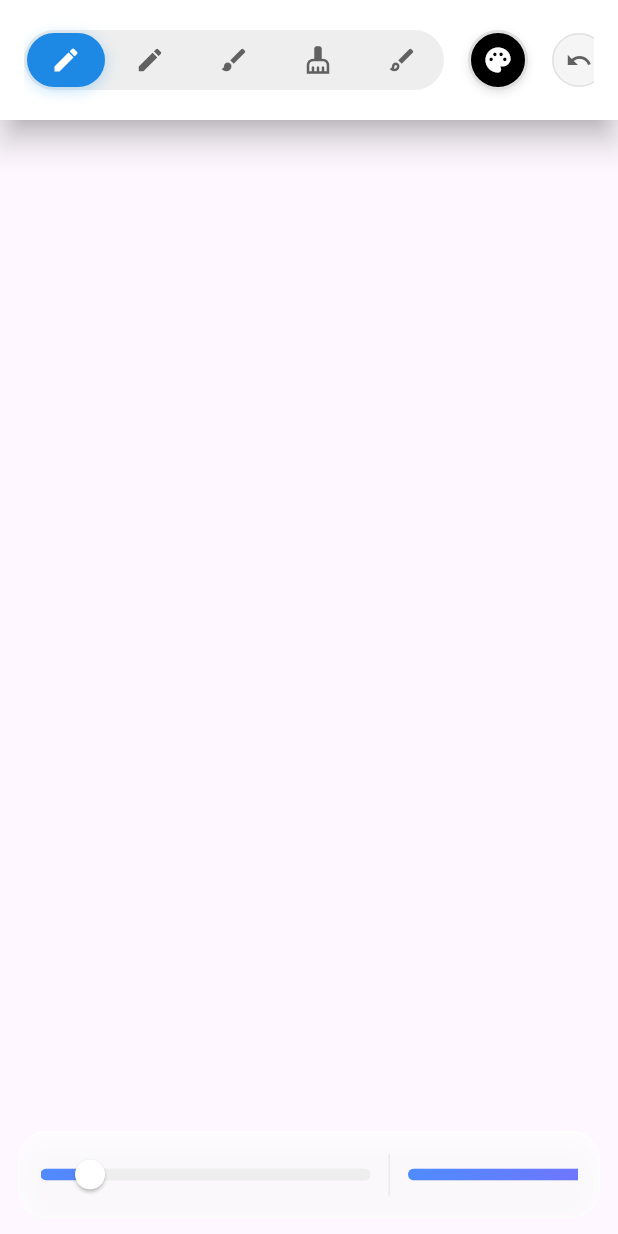
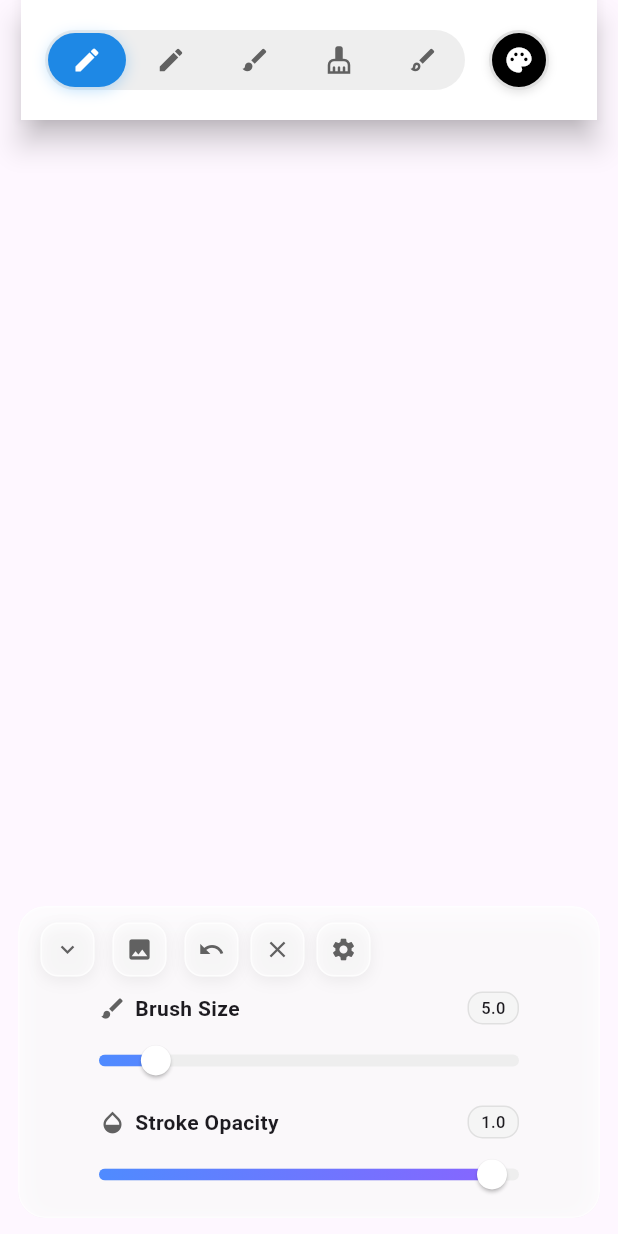
Before and after one commit to kazerdira/sketcher, a Flutter app: the screen it shows after launch, on a phone screen of 412 x 824 dp. Run offline on Flutter 3.47's test engine with Material 3 defaults, Android fonts, the phone set to English and light mode, and no system bars; our stand-ins replace flutter_colorpicker, get, image_picker.

Commit message:
UI: Move action buttons to bottom bar; vertical sliders; fix tests (unique keys)

```diff
--- a/lib/widgets/drawing_canvas.dart
+++ b/lib/widgets/drawing_canvas.dart
@@ -6,6 +6,7 @@ import 'package:flutter/rendering.dart';
 import 'package:get/get.dart';
 import 'package:image_picker/image_picker.dart';
 import 'package:flutter_colorpicker/flutter_colorpicker.dart';
+// Syncfusion imports removed after reverting to Material Slider for tests
 import '../controllers/sketch_controller.dart';
 import '../painters/sketch_painter.dart';
 import '../models/drawing_tool.dart';
@@ -29,6 +30,7 @@ class _DrawingCanvasState extends State<DrawingCanvas> {
   Offset? _downPos;
   bool _pendingTap = false;
   static const double _touchSlop = 8.0;
+  bool _controlsExpanded = true;
 
   @override
   Widget build(BuildContext context) {
@@ -237,9 +239,6 @@ class _DrawingCanvasState extends State<DrawingCanvas> {
                       const SizedBox(width: 16),
                       // Color Picker Icon (Professional color palette access)
                       _buildColorPickerButton(controller),
-                      const SizedBox(width: 16),
-                      // Action Buttons
-                      _buildCompactActionButtons(controller),
                       const SizedBox(width: 16), // Extra space at the end
                     ],
                   ),
@@ -366,37 +365,7 @@ class _DrawingCanvasState extends State<DrawingCanvas> {
     );
   }
 
-  // Compact action buttons
-  Widget _buildCompactActionButtons(SketchController controller) {
-    return Row(
-      mainAxisSize: MainAxisSize.min, // Use minimum space needed
-      children: [
-        _buildModernActionButton(
-          Icons.undo,
-          'Undo',
-          true,
-          controller.undo,
-          key: const Key('undo-button'),
-        ),
-        const SizedBox(width: 6), // Reduced spacing
-        _buildModernActionButton(
-          Icons.clear,
-          'Clear',
-          true,
-          controller.clear,
-          key: const Key('clear-button'),
-        ),
-        const SizedBox(width: 6), // Reduced spacing
-        _buildModernActionButton(
-          Icons.settings,
-          'Settings',
-          true,
-          () => _showAdvancedSettings(),
-          key: const Key('settings-button'),
-        ),
-      ],
-    );
-  }
+  // Compact action buttons removed; actions moved to bottom inline controls.
 
   Widget _buildInlineControls() {
     return GetBuilder<SketchController>(builder: (controller) {
@@ -426,11 +395,28 @@ class _DrawingCanvasState extends State<DrawingCanvas> {
                       const EdgeInsets.symmetric(horizontal: 14, vertical: 10),
                   child: Material(
                     type: MaterialType.transparency,
-                    child: SingleChildScrollView(
-                      scrollDirection: Axis.horizontal,
-                      child: Row(
+                    child: Column(
+                      mainAxisSize: MainAxisSize.min,
+                      crossAxisAlignment: CrossAxisAlignment.stretch,
+                      children: [
+                        // Top row: arrow toggle + quick actions
+                        Row(
+                          mainAxisSize: MainAxisSize.min,
                           crossAxisAlignment: CrossAxisAlignment.center,
                           children: [
+                            _glassIconButton(
+                              icon: _controlsExpanded
+                                  ? Icons.keyboard_arrow_down
+                                  : Icons.keyboard_arrow_up,
+                              tooltip: _controlsExpanded
+                                  ? 'Hide Sliders'
+                                  : 'Show Sliders',
+                              onTap: () => setState(
+                                  () => _controlsExpanded = !_controlsExpanded),
+                              key: const Key('toggle-sliders-button'),
+                            ),
+                            const SizedBox(width: 12),
+                            // Image and editing action buttons grouped together
                             if (controller.backgroundImage.value != null) ...[
                               _glassIconButton(
                                 icon: Icons.close,
@@ -448,57 +434,99 @@ class _DrawingCanvasState extends State<DrawingCanvas> {
                               ),
                               _divider(),
                             ],
-                          SizedBox(
-                            width: 220,
-                            child: ProSlider(
+                            _glassIconButton(
+                              icon: Icons.image,
+                              tooltip: 'Background',
+                              onTap: _showImagePicker,
+                            ),
+                            const SizedBox(width: 12),
+                            _glassIconButton(
+                              icon: Icons.undo,
+                              tooltip: 'Undo',
+                              onTap: controller.undo,
+                              key: const Key('undo-button'),
+                            ),
+                            const SizedBox(width: 8),
+                            _glassIconButton(
+                              icon: Icons.clear,
+                              tooltip: 'Clear',
+                              onTap: controller.clear,
+                              key: const Key('clear-button'),
+                            ),
+                            const SizedBox(width: 8),
+                            _glassIconButton(
+                              icon: Icons.settings,
+                              tooltip: 'Settings',
+                              onTap: _showAdvancedSettings,
+                              key: const Key('settings-button'),
+                            ),
+                            const Spacer(),
+                          ],
+                        ),
+                        // Collapsible sliders area (vertical with Syncfusion)
+                        AnimatedSize(
+                          duration: const Duration(milliseconds: 220),
+                          curve: Curves.easeInOut,
+                          child: ClipRect(
+                            child: Align(
+                              alignment: Alignment.topCenter,
+                              heightFactor: _controlsExpanded ? 1.0 : 0.0,
+                              child: Padding(
+                                padding: const EdgeInsets.only(top: 10),
+                                child: ConstrainedBox(
+                                  constraints:
+                                      const BoxConstraints(maxWidth: 280),
+                                  child: Column(
+                                    mainAxisSize: MainAxisSize.min,
+                                    crossAxisAlignment:
+                                        CrossAxisAlignment.stretch,
+                                    children: [
+                                      ProSlider(
                                         label: 'Brush Size',
                                         value: controller.brushSize.value,
                                         min: 1.0,
                                         max: 50.0,
+                                        onChanged: (v) =>
+                                            controller.setBrushSize(v),
                                         icon: Icons.brush,
-                              compact: true,
-                              sliderKey: const Key('brush-size-slider'),
-                              onChanged: (v) => controller.setBrushSize(v),
-                            ),
-                          ),
-                          _divider(),
-                          SizedBox(
-                            width: 220,
-                            child: ProSlider(
+                                        sliderKey:
+                                            const Key('brush-size-slider'),
+                                      ),
+                                      const SizedBox(height: 12),
+                                      ProSlider(
                                         label: 'Stroke Opacity',
                                         value: controller.toolOpacity.value,
                                         min: 0.0,
                                         max: 1.0,
+                                        onChanged: (v) =>
+                                            controller.setOpacity(v),
                                         icon: Icons.opacity,
-                              compact: true,
-                              sliderKey: const Key('stroke-opacity-slider'),
-                              onChanged: (v) => controller.setOpacity(v),
-                            ),
-                          ),
-                          if (controller.backgroundImage.value != null) ...[
-                            _divider(),
-                            SizedBox(
-                              width: 220,
-                              child: ProSlider(
+                                        sliderKey:
+                                            const Key('stroke-opacity-slider'),
+                                      ),
+                                      if (controller.backgroundImage.value !=
+                                          null) ...[
+                                        const SizedBox(height: 12),
+                                        ProSlider(
                                           label: 'Image Opacity',
                                           value: controller.imageOpacity.value,
                                           min: 0.0,
                                           max: 1.0,
+                                          onChanged: (v) =>
+                                              controller.setImageOpacity(v),
                                           icon: Icons.image,
-                                compact: true,
-                                sliderKey: const Key('image-opacity-slider'),
-                                onChanged: (v) => controller.setImageOpacity(v),
-                              ),
-                            ),
-                          ],
-                          _divider(),
-                          _glassIconButton(
-                            icon: Icons.image,
-                            tooltip: 'Background',
-                            onTap: _showImagePicker,
-                          ),
-                        ],
-                      ),
+                                          sliderKey:
+                                              const Key('image-opacity-slider'),
+                                        ),
+                                      ],
+                                    ],
+                                  ),
+                                ),
+                              ),
+                            ),
+                          ),
+                        ),
+                      ],
                     ),
                   ),
                 ),
@@ -554,32 +582,7 @@ class _DrawingCanvasState extends State<DrawingCanvas> {
     );
   }
 
-  Widget _buildModernActionButton(
-      IconData icon, String tooltip, bool enabled, VoidCallback? onTap,
-      {Key? key}) {
-    return Container(
-      key: key,
-      width: 36, // Slightly smaller for better fit
-      height: 36,
-      decoration: BoxDecoration(
-        color: enabled ? Colors.grey[100] : Colors.grey[50],
-        borderRadius: BorderRadius.circular(18),
-        border: Border.all(
-          color: Colors.grey[300]!,
-          width: 1,
-        ),
-      ),
-      child: InkWell(
-        onTap: enabled ? onTap : null,
-        borderRadius: BorderRadius.circular(18),
-        child: Icon(
-          icon,
-          size: 18, // Slightly smaller icon
-          color: enabled ? Colors.grey[700] : Colors.grey[400],
-        ),
-      ),
-    );
-  }
+  // _buildModernActionButton removed; using _glassIconButton in bottom bar.
 
   void _showColorPicker() {
     final controller = Get.find<SketchController>();
@@ -1090,7 +1093,7 @@ class _DrawingCanvasState extends State<DrawingCanvas> {
                             50.0,
                             (value) => controller.setBrushSize(value),
                             Icons.brush,
-                            sliderKey: const Key('brush-size-slider'),
+                            sliderKey: const Key('brush-size-slider-modal'),
                           ),
                           const SizedBox(height: 24),
                           _buildModernSlider(
@@ -1100,7 +1103,7 @@ class _DrawingCanvasState extends State<DrawingCanvas> {
                             1.0,
                             (value) => controller.setOpacity(value),
                             Icons.opacity,
-                            sliderKey: const Key('stroke-opacity-slider'),
+                            sliderKey: const Key('stroke-opacity-slider-modal'),
                           ),
                           if (controller.backgroundImage.value != null) ...[
                             const SizedBox(height: 24),
@@ -1111,7 +1114,8 @@ class _DrawingCanvasState extends State<DrawingCanvas> {
                               1.0,
                               (value) => controller.setImageOpacity(value),
                               Icons.image,
-                              sliderKey: const Key('image-opacity-slider'),
+                              sliderKey:
+                                  const Key('image-opacity-slider-modal'),
                             ),
                           ],
                           const SizedBox(height: 32),
@@ -1754,3 +1758,6 @@ class ProGradientTrackShape extends RoundedRectSliderTrackShape {
     canvas.restore();
   }
 }
+
+// Labeled wrapper for Syncfusion slider with icon, title, and value chip
+// _SfLabeledSlider removed; using ProSlider-based labeled sliders.
--- a/pubspec.yaml
+++ b/pubspec.yaml
@@ -14,6 +14,10 @@ dependencies:
 
   # State Management
   get: ^4.6.6
+
+  # UI Components
+  syncfusion_flutter_sliders: ^28.2.3
+  syncfusion_flutter_core: ^28.2.3
 
   # Image Handling
   image_picker: ^1.0.4
```
Also changed, not shown: pubspec.lock. Lines whose indentation alone changed are shown as unchanged.
